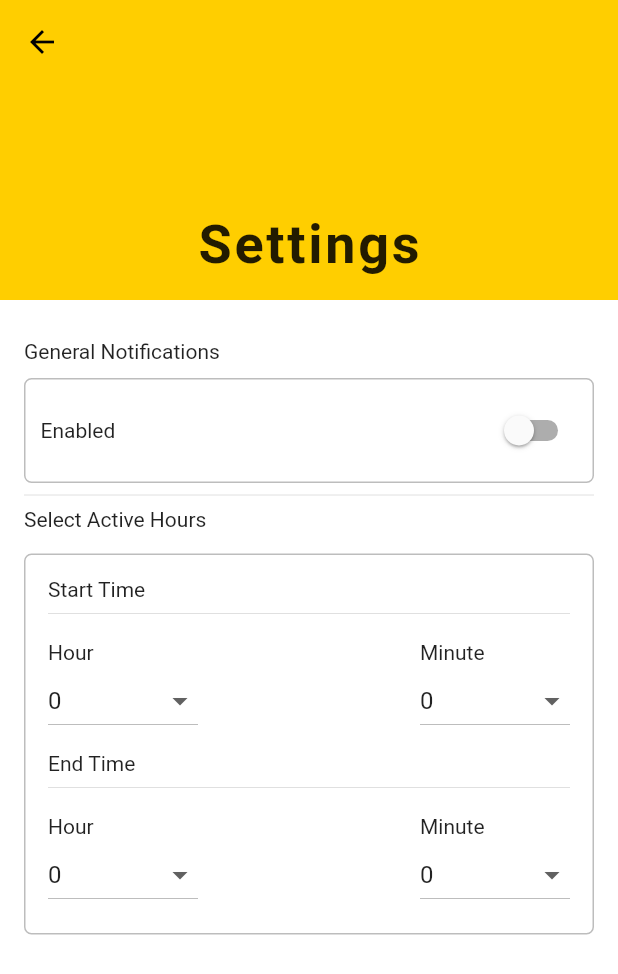
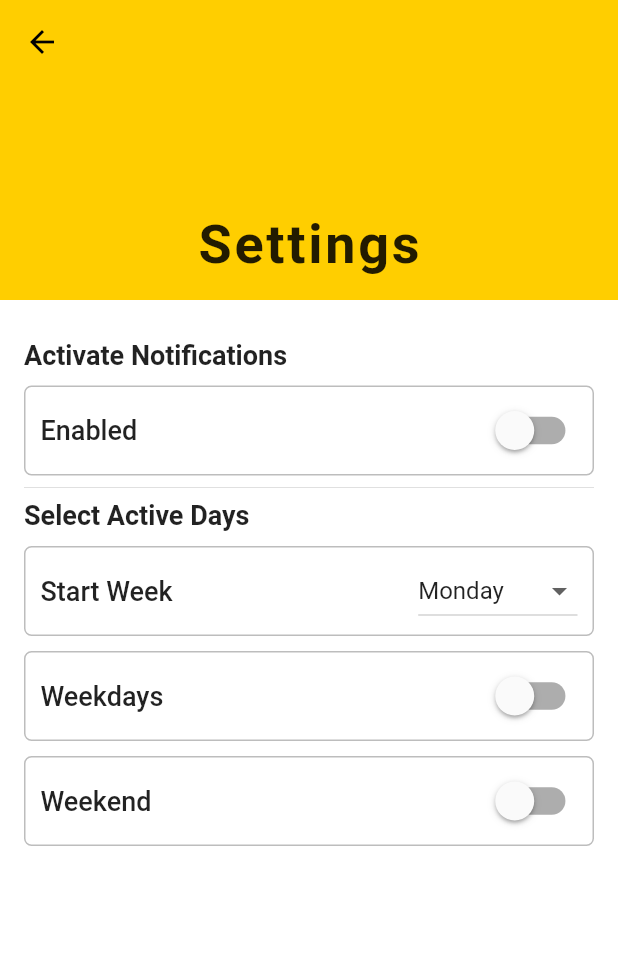
Before and after one commit to yusufeyisan/remind_me, a Flutter app: the SettingsPage screen opened by its route, on a phone screen of 412 x 824 dp. Shown: the top 974 px of the screen. Run offline on Flutter 3.47's test engine with Material 2 defaults, Android fonts, the phone set to English and light mode, and no system bars; our stand-ins replace sqflite; accounts and stored records are empty.

Commit message:
Redesign settings page

```diff
--- a/lib/screens/settings.dart
+++ b/lib/screens/settings.dart
@@ -1,3 +1,4 @@
+import 'package:flutter/gestures.dart';
 import 'package:flutter/material.dart';
 
 class SettingsPage extends StatefulWidget {
@@ -13,12 +14,34 @@ const String StartDateMinute = "sm";
 class _SettingsPageState extends State<SettingsPage> {
   final _formKey = GlobalKey<FormState>();
 
+  TextStyle headerStyle = TextStyle(
+    fontSize: 18.0,
+    fontWeight: FontWeight.w600,
+    fontStyle: FontStyle.normal,
+  );
+
+  TextStyle labelStyle = TextStyle(
+    fontSize: 18.0,
+    fontWeight: FontWeight.w500,
+    fontStyle: FontStyle.normal,
+  );
+
   bool enabled = false;
   int selectedEndHour = 0;
   int selectedEndMinute = 0;
   int selectedStartHour = 0;
   int selectedStartMinute = 0;
+  String selectedDay = "Monday";
 
+  var weekDays = <String>[
+              "Monday",
+              "Thuesday",
+              "Wednesday",
+              "Thursday",
+              "Friday",
+              "Saturday",
+              "Sunday",
+            ];
 // generate hours
   List<int> hours = () {
     List<int> v = [];
@@ -74,41 +97,50 @@ class _SettingsPageState extends State<SettingsPage> {
                       SizedBox(
                         height: 10,
                       ),
-                          Text("General Notifications"),
-                          buildGeneralSetting(),
+                      Text(
+                        "Activate Notifications",
+                        style: headerStyle,
+                      ),
+                      buildSwitchRow("Enabled"),
                       Divider(),
-                          Text("Select Active Hours"),
-                          AbsorbPointer(
-                            absorbing: !enabled,
-                            ignoringSemantics: false,
-                            child: buildNotifyTimeSetting(),
-                          )
+                      Text(
+                        "Select Active Days",
+                        style: headerStyle,
+                      ),
+                      buildStartWeekRow("Start Week"),
+                      buildSwitchRow("Weekdays"),
+                      buildSwitchRow("Weekend"),
                     ],
                   ),
                 )))));
   }
 
-// returns a "Enabled" labels and swich buttom
-  Container buildGeneralSetting() {
+// returns a row with switch buttom
+  Container buildSwitchRow(String name) {
     return Container(
       decoration: BoxDecoration(
         border: new Border.all(color: Colors.grey[400]),
         borderRadius: new BorderRadius.all(Radius.circular(5)),
       ),
-      padding: EdgeInsets.all(10),
+      padding: EdgeInsets.only(left: 10, right: 10, top: 5, bottom: 5),
       margin: EdgeInsets.only(top: 10),
       child: Row(
         mainAxisAlignment: MainAxisAlignment.center,
         children: <Widget>[
-          Text("Enabled"),
+          Text(
+            name,
+            style: labelStyle,
+          ),
           Expanded(
             child: Container(
               width: double.maxFinite,
             ),
           ),
-          Container(
+          Transform.scale(
+              scale: 1.3,
               child: Switch(
                 value: enabled,
+                dragStartBehavior: DragStartBehavior.start,
                 onChanged: (v) {
                   setState(() {
                     enabled = v;
@@ -121,146 +153,66 @@ class _SettingsPageState extends State<SettingsPage> {
     );
   }
 
-// returns start and end date of notify
-  Container buildNotifyTimeSetting() {
+// returns a "start week" label and swich button row
+  Container buildStartWeekRow(String name) {
     return Container(
       decoration: BoxDecoration(
         border: new Border.all(color: Colors.grey[400]),
-            borderRadius: new BorderRadius.all(Radius.circular(5))),
-        padding: EdgeInsets.all(15),
-        margin: EdgeInsets.only(top: 15),
-        child: Column(
-          mainAxisAlignment: MainAxisAlignment.start,
-          crossAxisAlignment: CrossAxisAlignment.start,
+        borderRadius: new BorderRadius.all(Radius.circular(5)),
+      ),
+      padding: EdgeInsets.only(left: 10, right: 10, top: 5, bottom: 5),
+      margin: EdgeInsets.only(top: 10),
+      child: Row(
+        mainAxisAlignment: MainAxisAlignment.center,
         children: <Widget>[
-            Text("Start Time"),
-            Divider(),
-            SizedBox(
-              height: 10,
+          Text(
+            name,
+            style: labelStyle,
           ),
-            Row(
-              mainAxisAlignment: MainAxisAlignment.spaceBetween,
-              children: <Widget>[
-                Container(
-                  width: 100,
-                  child: Text("Hour"),
+          Expanded(
+            child: Container(
+              width: double.maxFinite,
             ),
-                Container(
-                  width: 100,
-                  child: Text("Minute"),
           ),
+          DropdownButton(
+            isDense: false,
+            elevation: 1,
+            isExpanded: false,
+            value: selectedDay,
+            icon: Icon(Icons.arrow_drop_down),
+            onChanged: (v) {
+             updateSelectedDropdownValue(v);
+            },
+            items: <String>[
+              "Monday",
+              "Thuesday",
+              "Wednesday",
+              "Thursday",
+              "Friday",
+              "Saturday",
+              "Sunday",
+            ].map<DropdownMenuItem<String>>((String value) {
+              return DropdownMenuItem<String>(
+                value: value,
+                child: Text(value),
+              );
+            }).toList(),
+          )
         ],
       ),
-            Row(
-              mainAxisAlignment: MainAxisAlignment.spaceBetween,
-              children: <Widget>[
-                Container(
-                  width: 100,
-                  child: getDropdownItems(hours, StartDateHour),
-                ),
-                Container(
-                  width: 100,
-                  child: getDropdownItems(minutes, StartDateMinute),
-                ),
-              ],
-            ),
-            SizedBox(
-              height: 10,
-            ),
-            Text("End Time"),
-            Divider(),
-            SizedBox(
-              height: 10,
-            ),
-            Row(
-              mainAxisAlignment: MainAxisAlignment.spaceBetween,
-              children: <Widget>[
-                Container(
-                  width: 100,
-                  child: Text("Hour"),
-                ),
-                Container(
-                  width: 100,
-                  child: Text("Minute"),
-                ),
-              ],
-            ),
-            Row(
-              mainAxisAlignment: MainAxisAlignment.spaceBetween,
-              children: <Widget>[
-                Container(
-                  width: 100,
-                  child: getDropdownItems(hours, EndDateHour),
-                ),
-                Container(
-                  width: 100,
-                  child: getDropdownItems(minutes, EndDateMinute),
-                ),
-              ],
-            ),
-          ],
-        ));
+    );
   }
 
-// returns dropdowns of hour andminutes
-  DropdownButton<int> getDropdownItems(List<int> itemList, String s) {
-    return DropdownButton(
-        isDense: false,
-        elevation: 10,
-        isExpanded: true,
-        value: (s == StartDateHour
-            ? selectedStartHour
-            : (s == StartDateMinute
-                ? selectedStartMinute
-                : (s == EndDateHour ? selectedEndHour : selectedEndMinute))),
-        icon: Icon(Icons.arrow_drop_down),
-        items: itemList.map((int v) {
-          return new DropdownMenuItem<int>(
-            value: v,
-            child: Text(
-              v.toString(),
-              overflow: TextOverflow.ellipsis,
-            ),
-          );
-        }).toList(),
-        onChanged: (v) {
-          updateSelectedDropdownValue(s, v);
-        });
-  }
 
-  void updateSelectedDropdownValue(String selector, int v) {
+  void updateSelectedDropdownValue( String v) {
     setState(() {
-      switch (selector) {
-        case StartDateHour:
-          selectedStartHour = v;
-          break;
-        case StartDateMinute:
-          selectedStartMinute = v;
-          break;
-        case EndDateHour:
-          selectedEndHour = v;
-          break;
-        case EndDateMinute:
-          selectedEndMinute = v;
-          break;
-        default:
-      }
+      selectedDay = v;
     });
   }
 
   getSelectedDropdownValue(String s) {
     setState(() {
-      switch (s) {
-        case StartDateHour:
-          return selectedStartHour;
-        case StartDateHour:
-          return selectedStartMinute;
-        case EndDateHour:
-          return selectedEndHour;
-        case EndDateMinute:
-          return selectedEndMinute;
-        default:
-      }
+
     });
   }
 }
```
Lines whose indentation alone changed are shown as unchanged.
